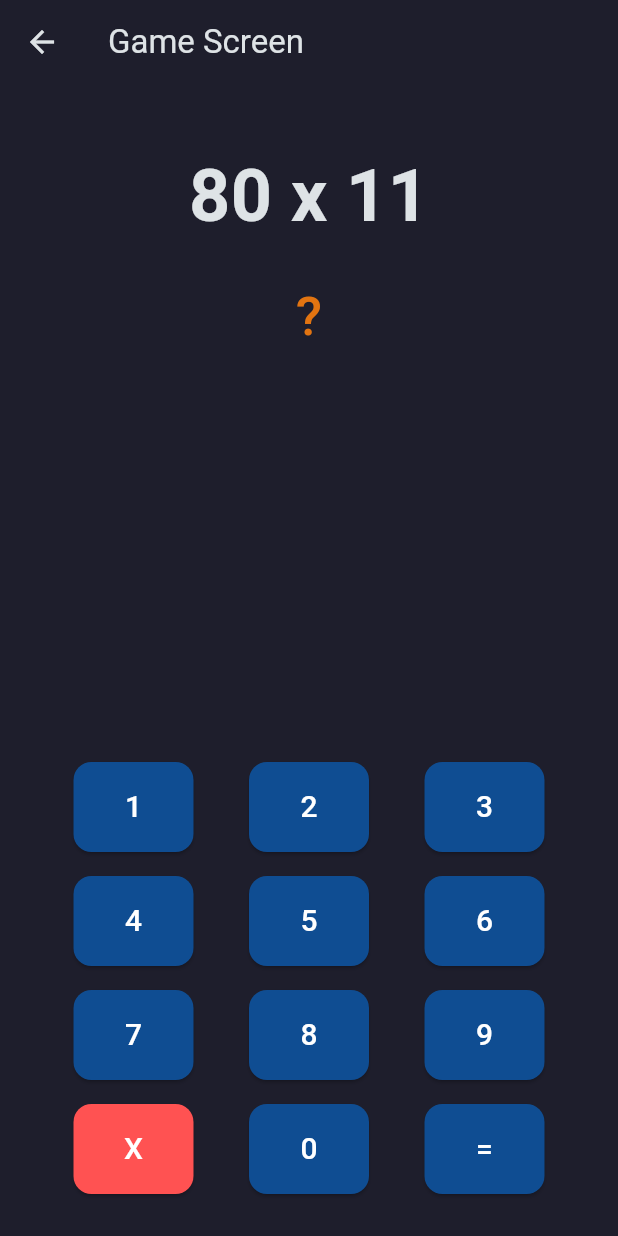
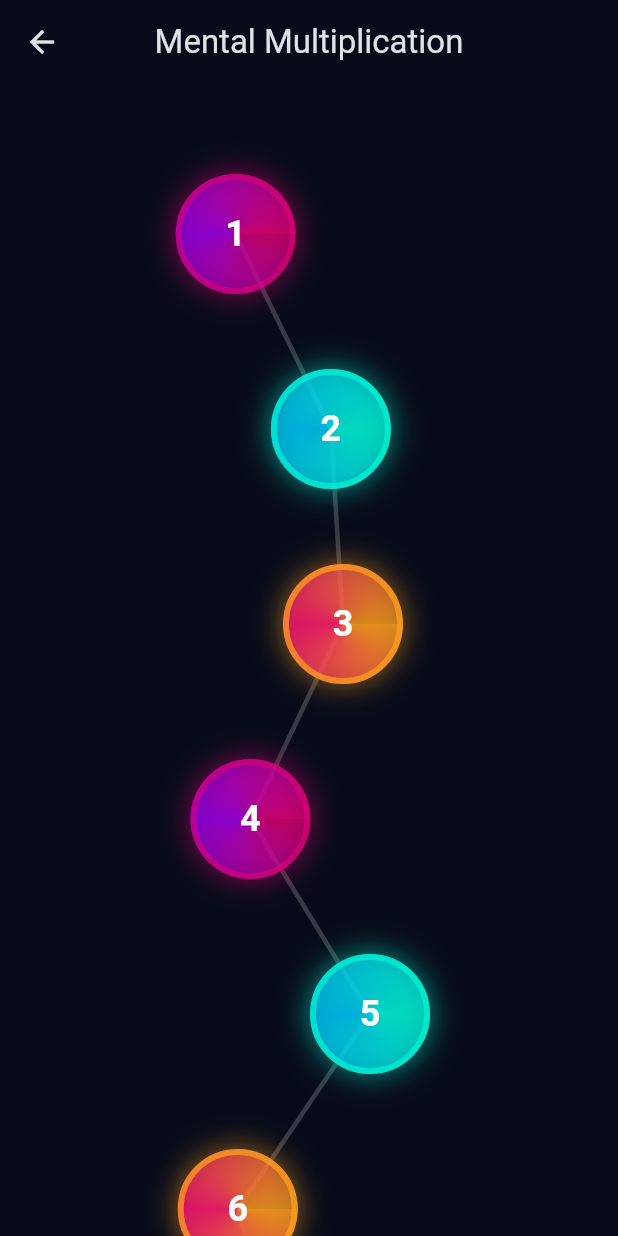
Before and after one commit to AagamShah30/mental_math_app, a Flutter app: the screen it shows after launch, after a tap on "Addition", on a phone screen of 412 x 824 dp. Run offline on Flutter 3.47's test engine with Material 3 defaults, Android fonts, the phone set to English and light mode, and no system bars.

Commit message:
Built level screen with clean aesthtic and stack positioning.

```diff
--- a/lib/category_card.dart
+++ b/lib/category_card.dart
@@ -1,6 +1,6 @@
 import 'package:flutter/material.dart';
-import 'package:mental_math_app/game_elements/game_screen.dart';
 import 'package:mental_math_app/game_elements/math_questions.dart';
+import 'package:mental_math_app/level_map_screen.dart';
 
 class CategoryCard extends StatelessWidget {
   final String title;
@@ -23,9 +23,55 @@ class CategoryCard extends StatelessWidget {
         Navigator.push(
           context,
           MaterialPageRoute(
-            builder: (context) => GameScreen(
-              title: title,
-              questionGenerator: generateElevensQuestion,
+            builder: (context) => LevelMapScreen(
+              courseTitle: "Mental Multiplication",
+              levels: [
+                {
+                  'title': 'The Elevens Trick',
+                  'generator': generateElevensQuestion,
+                  'unlocked': true,
+                },
+                {
+                  'title': 'Multiplying by Fives',
+                  'generator': generateFivesQuestion,
+                  'unlocked': true,
+                },
+                {
+                  'title': 'Squares Mastery',
+                  'generator': generateElevensQuestion,
+                  'unlocked': true,
+                },
+                {
+                  'title': 'The Elevens Trick',
+                  'generator': generateElevensQuestion,
+                  'unlocked': true,
+                },
+                {
+                  'title': 'Multiplying by Fives',
+                  'generator': generateFivesQuestion,
+                  'unlocked': true,
+                },
+                {
+                  'title': 'Squares Mastery',
+                  'generator': generateElevensQuestion,
+                  'unlocked': true,
+                },
+                {
+                  'title': 'The Elevens Trick',
+                  'generator': generateElevensQuestion,
+                  'unlocked': true,
+                },
+                {
+                  'title': 'Multiplying by Fives',
+                  'generator': generateFivesQuestion,
+                  'unlocked': true,
+                },
+                {
+                  'title': 'Squares Mastery',
+                  'generator': generateElevensQuestion,
+                  'unlocked': false,
+                }
+              ],
             ),
           ),
         );
--- a/lib/game_elements/math_questions.dart
+++ b/lib/game_elements/math_questions.dart
@@ -8,3 +8,13 @@ Map<String, String> generateElevensQuestion() {
     'answer': (num * 11).toString(),
   };
 }
+
+
+Map<String, String> generateFivesQuestion() {
+  final random = Random();
+  int num = (random.nextInt(45) + 6) * 2;
+  return {
+    'question': '$num x 5',
+    'answer': (num * 5).toString(),
+  };
+}
--- /dev/null
+++ b/lib/level_map_screen.dart
@@ -0,0 +1,244 @@
+import 'dart:math';
+import 'package:flutter/material.dart';
+import 'package:mental_math_app/game_elements/game_screen.dart';
+
+class LevelMapScreen extends StatefulWidget {
+  final String courseTitle;
+  final List<Map<String, dynamic>> levels;
+
+  const LevelMapScreen({
+    super.key,
+    required this.courseTitle,
+    required this.levels,
+  });
+
+  @override
+  State<LevelMapScreen> createState() => _LevelMapScreenState();
+}
+
+class _LevelMapScreenState extends State<LevelMapScreen> {
+  // We will store the exact computed centers of each orb to feed our line painter
+  List<Offset> nodePositions = [];
+  final double rowHeight = 130.0;
+  final double orbSize = 80.0;
+
+  @override
+  void didChangeDependencies() {
+    super.didChangeDependencies();
+    _calculatePositions();
+  }
+
+  void _calculatePositions() {
+    final random = Random(42); // Seeded random layout
+    final screenWidth = MediaQuery.of(context).size.width;
+    final centerX = screenWidth / 2;
+
+    List<Offset> positions = [];
+
+    for (int i = 0; i < widget.levels.length; i++) {
+      // Create organic shifts left and right from center, exactly like the chess app map
+      double xOffset = (random.nextDouble() * 140) - 70;
+      double x = centerX + xOffset;
+      double y = 60.0 + (i * rowHeight) + (orbSize / 2);
+
+      positions.add(Offset(x, y));
+    }
+
+    setState(() {
+      nodePositions = positions;
+    });
+  }
+
+  @override
+  Widget build(BuildContext context) {
+    final isDarkMode = Theme.of(context).brightness == Brightness.dark;
+    final totalHeight = 120.0 + (widget.levels.length * rowHeight);
+
+    return Scaffold(
+      backgroundColor: isDarkMode ? const Color(0xFF070B19) : const Color(0xfff8f9fa), // Deep cosmic dark theme vs light background
+      appBar: AppBar(
+        title: Text(widget.courseTitle),
+        centerTitle: true,
+        backgroundColor: Colors.transparent,
+        elevation: 0,
+      ),
+      body: nodePositions.isEmpty
+          ? const Center(child: CircularProgressIndicator())
+          : SingleChildScrollView(
+              child: SizedBox(
+                height: totalHeight,
+                child: Stack(
+                  children: [
+                    // Layer 1: Perfect connecting vector line tracks
+                    Positioned.fill(
+                      child: CustomPaint(
+                        painter: AbsolutePathPainter(
+                          positions: nodePositions,
+                          levels: widget.levels,
+                          isDarkMode: isDarkMode, // Pass theme status down
+                        ),
+                      ),
+                    ),
+
+                    // Layer 2: Vector neon interactive orbs
+                    ...List.generate(widget.levels.length, (index) {
+                      final level = widget.levels[index];
+                      final isUnlocked = level['unlocked'] as bool;
+                      final pos = nodePositions[index];
+
+                      return Positioned(
+                        left: pos.dx - (orbSize / 2),
+                        top: pos.dy - (orbSize / 2),
+                        child: GestureDetector(
+                          onTap: () {
+                            if (isUnlocked) {
+                              Navigator.push(
+                                context,
+                                MaterialPageRoute(
+                                  builder: (context) => GameScreen(
+                                    title: level['title'],
+                                    questionGenerator: level['generator'],
+                                  ),
+                                ),
+                              );
+                            } else {
+                              ScaffoldMessenger.of(context).showSnackBar(
+                                SnackBar(
+                                  content: Center(
+                                    child: Text(
+                                      'Level Locked!',
+                                      style: TextStyle(
+                                        fontSize: 24,
+                                        fontWeight: FontWeight(500),
+                                        color: isDarkMode ? const Color(0xfff8f9fa) : const Color(0xFF070B19),
+                                      ),
+                                      textAlign: TextAlign.center,
+                                    ),
+                                  ),
+                                  backgroundColor: isDarkMode ? const Color(0xFF070B19) : const Color(0xfff8f9fa),
+                                  duration: Duration(seconds: 3),
+                                  ),
+                              );
+                            }
+                          },
+                          child: Container(
+                            width: orbSize,
+                            height: orbSize,
+                            decoration: BoxDecoration(
+                              shape: BoxShape.circle,
+                              // Multi-colored Neon Ring inspired by your second uploaded file
+                              border: Border.all(
+                                color: isUnlocked
+                                    ? _getThemeColors(index)[0]
+                                    : Colors.grey[800]!,
+                                width: 4.0,
+                              ),
+                              boxShadow: isUnlocked ? [
+                                BoxShadow(
+                                  color: _getThemeColors(index)[0].withAlpha(140),
+                                  blurRadius: 16,
+                                  spreadRadius: 1,
+                                )
+                              ] : null,
+                              gradient: SweepGradient(
+                                colors: isUnlocked
+                                    ? _getThemeColors(index)
+                                    : [Colors.grey[900]!, Colors.grey[850]!],
+                              ),
+                            ),
+                            child: Center(
+                              child: Text(
+                                '${index + 1}',
+                                style: TextStyle(
+                                  fontSize: 24,
+                                  fontWeight: FontWeight.bold,
+                                  color: isUnlocked ? Colors.white : Colors.grey[600],
+                                ),
+                              ),
+                            ),
+                          ),
+                        ),
+                      );
+                    }),
+                  ],
+                ),
+              ),
+            ),
+    );
+  }
+
+  List<Color> _getThemeColors(int index) {
+    final themes = [
+      [const Color.fromARGB(148, 226, 0, 117), const Color.fromARGB(179, 144, 0, 255), const Color.fromARGB(176, 226, 0, 117)], // Pink -> Violet
+      [const Color.fromARGB(185, 0, 245, 212), const Color.fromARGB(187, 0, 187, 249), const Color.fromARGB(186, 0, 245, 212)], // Teal -> Blue
+      [const Color.fromARGB(192, 255, 160, 28), const Color.fromARGB(181, 255, 0, 128), const Color.fromARGB(162, 255, 160, 28)], // Orange -> Hot Pink
+    ];
+    return themes[index % themes.length];
+  }
+}
+
+// True coordinates path lines painter
+class AbsolutePathPainter extends CustomPainter {
+  final List<Offset> positions;
+  final List<Map<String, dynamic>> levels;
+  final bool isDarkMode;
+
+  AbsolutePathPainter({
+    required this.positions,
+    required this.levels,
+    required this.isDarkMode,
+  });
+
+  @override
+  void paint(Canvas canvas, Size size) {
+    if (positions.length < 2) return;
+
+    // Changes line track trace from white to black depending on system light/dark mode
+    final baseColor = isDarkMode ? Colors.white : Colors.black;
+
+    final solidPaint = Paint()
+      ..color = baseColor.withAlpha(50)
+      ..strokeWidth = 3.0
+      ..style = PaintingStyle.stroke;
+
+    final dashedPaint = Paint()
+      ..color = baseColor.withAlpha(20)
+      ..strokeWidth = 2.0
+      ..style = PaintingStyle.stroke;
+
+    for (int i = 0; i < positions.length - 1; i++) {
+      Offset p1 = positions[i];
+      Offset p2 = positions[i + 1];
+
+      bool nextLevelUnlocked = levels[i + 1]['unlocked'] as bool;
+
+      if (nextLevelUnlocked) {
+        canvas.drawLine(p1, p2, solidPaint);
+      } else {
+        // High performance simple math dash rendering
+        double dx = p2.dx - p1.dx;
+        double dy = p2.dy - p1.dy;
+        double distance = sqrt(dx * dx + dy * dy);
+        double dashLength = 6.0;
+        double spaceLength = 6.0;
+
+        double currentDist = 0;
+        while (currentDist < distance) {
+          double x1 = p1.dx + (dx * currentDist / distance);
+          double y1 = p1.dy + (dy * currentDist / distance);
+          currentDist += dashLength;
+          if (currentDist > distance) currentDist = distance;
+          double x2 = p1.dx + (dx * currentDist / distance);
+          double y2 = p1.dy + (dy * currentDist / distance);
+
+          canvas.drawLine(Offset(x1, y1), Offset(x2, y2), dashedPaint);
+          currentDist += spaceLength;
+        }
+      }
+    }
+  }
+
+  @override
+  bool shouldRepaint(covariant AbsolutePathPainter oldDelegate) =>
+      oldDelegate.positions != positions || oldDelegate.isDarkMode != isDarkMode;
+}
--- a/pubspec.yaml
+++ b/pubspec.yaml
@@ -54,6 +54,7 @@ dev_dependencies:
 # The following section is specific to Flutter packages.
 flutter:
   assets:
+    - assets/icon/icon.png
   # The following line ensures that the Material Icons font is
   # included with your application, so that you can use the icons in
   # the material Icons class.
```
